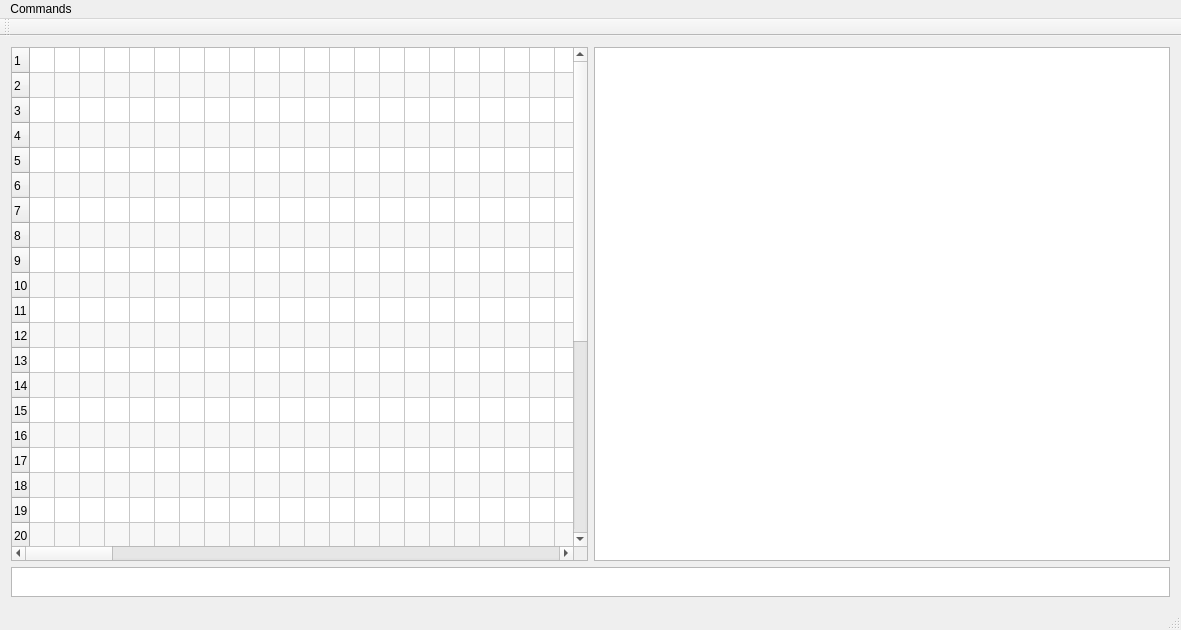
This is mainwindow.ui in palaeoware/trevosim as Qt 5 draws it before an edit. The edited form follows.
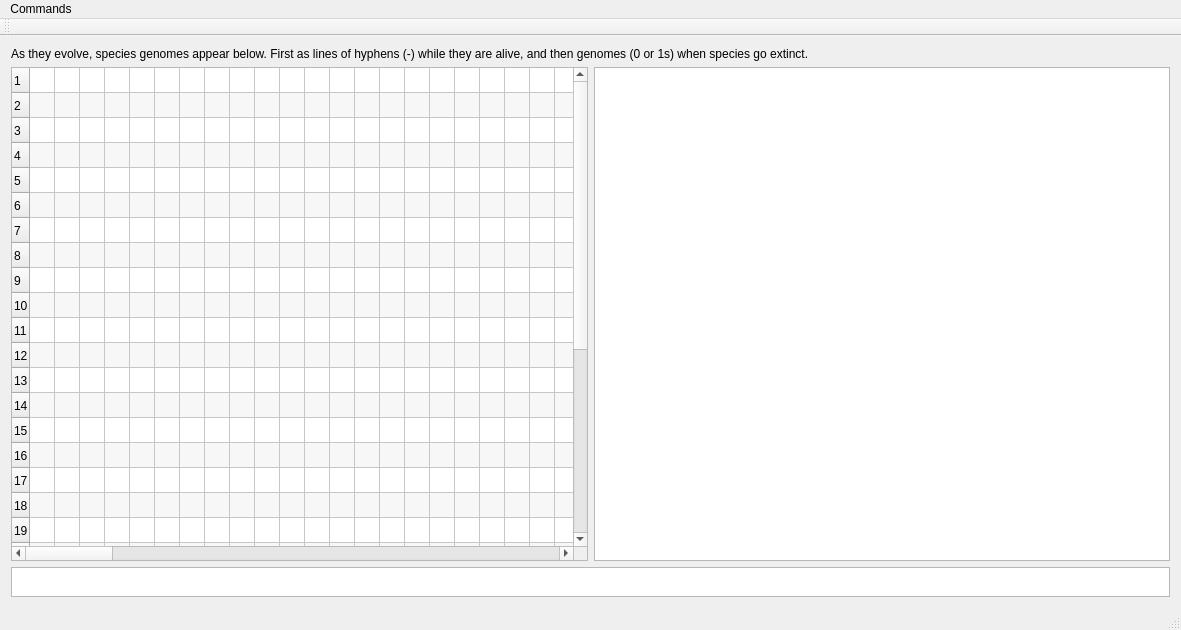
This is the edited form.

The edit to the form file:
```diff
--- a/mainwindow.ui
+++ b/mainwindow.ui
@@ -24,6 +24,13 @@
     <bool>false</bool>
    </property>
    <layout class="QVBoxLayout" name="verticalLayout">
+    <item>
+     <widget class="QLabel" name="label">
+      <property name="text">
+       <string>As they evolve, species genomes appear below. First as lines of hyphens (-) while they are alive, and then genomes (0 or 1s) when species go extinct.</string>
+      </property>
+     </widget>
+    </item>
     <item>
      <layout class="QHBoxLayout" name="horizontalLayout">
       <item>
```
Left out of the diff: 50 changed lines with no effect on the pictures.
